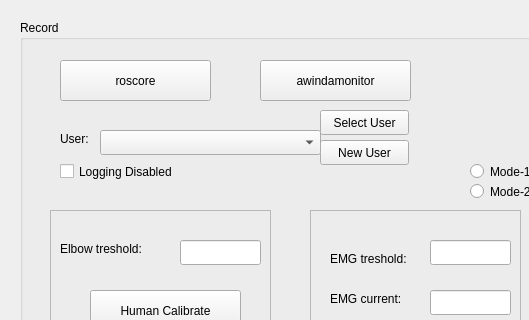
Qt form ui/main.ui (frdedynamics/hrc_training) before a commit; both pictures show x 0 to 529 and y 0 to 320 of the 1000 by 767 pixel window.
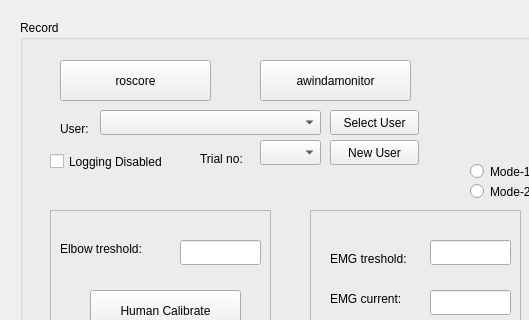
The same form after that commit. Icons and pictures are not drawn.

Commit message: new user ID folder

Diff of the .ui file:
```diff
--- a/ui/main.ui
+++ b/ui/main.ui
@@ -28,8 +28,8 @@
    <widget class="QCheckBox" name="loggingcheckBox">
     <property name="geometry">
      <rect>
-      <x>40</x>
-      <y>140</y>
+      <x>30</x>
+      <y>130</y>
       <width>151</width>
       <height>23</height>
      </rect>
@@ -306,7 +306,7 @@
     <property name="geometry">
      <rect>
       <x>40</x>
-      <y>110</y>
+      <y>100</y>
       <width>41</width>
       <height>17</height>
      </rect>
@@ -318,7 +318,7 @@
    <widget class="QPushButton" name="selectUserButton">
     <property name="geometry">
      <rect>
-      <x>300</x>
+      <x>310</x>
       <y>90</y>
       <width>89</width>
       <height>25</height>
@@ -331,7 +331,7 @@
    <widget class="QPushButton" name="newUserButton">
     <property name="geometry">
      <rect>
-      <x>300</x>
+      <x>310</x>
       <y>120</y>
       <width>89</width>
       <height>25</height>
@@ -345,12 +345,35 @@
     <property name="geometry">
      <rect>
       <x>80</x>
-      <y>110</y>
+      <y>90</y>
       <width>221</width>
       <height>25</height>
      </rect>
     </property>
    </widget>
+   <widget class="QComboBox" name="trialComboBox">
+    <property name="geometry">
+     <rect>
+      <x>240</x>
+      <y>120</y>
+      <width>61</width>
+      <height>25</height>
+     </rect>
+    </property>
+   </widget>
+   <widget class="QLabel" name="userLabel_2">
+    <property name="geometry">
+     <rect>
+      <x>180</x>
+      <y>130</y>
+      <width>61</width>
+      <height>17</height>
+     </rect>
+    </property>
+    <property name="text">
+     <string>Trial no:</string>
+    </property>
+   </widget>
    <zorder>emg_frame</zorder>
    <zorder>joint_frame</zorder>
    <zorder>loggingcheckBox</zorder>
```
Left out of the diff: 2 changed lines with no effect on the pictures. The commit also changes 2 other files.
